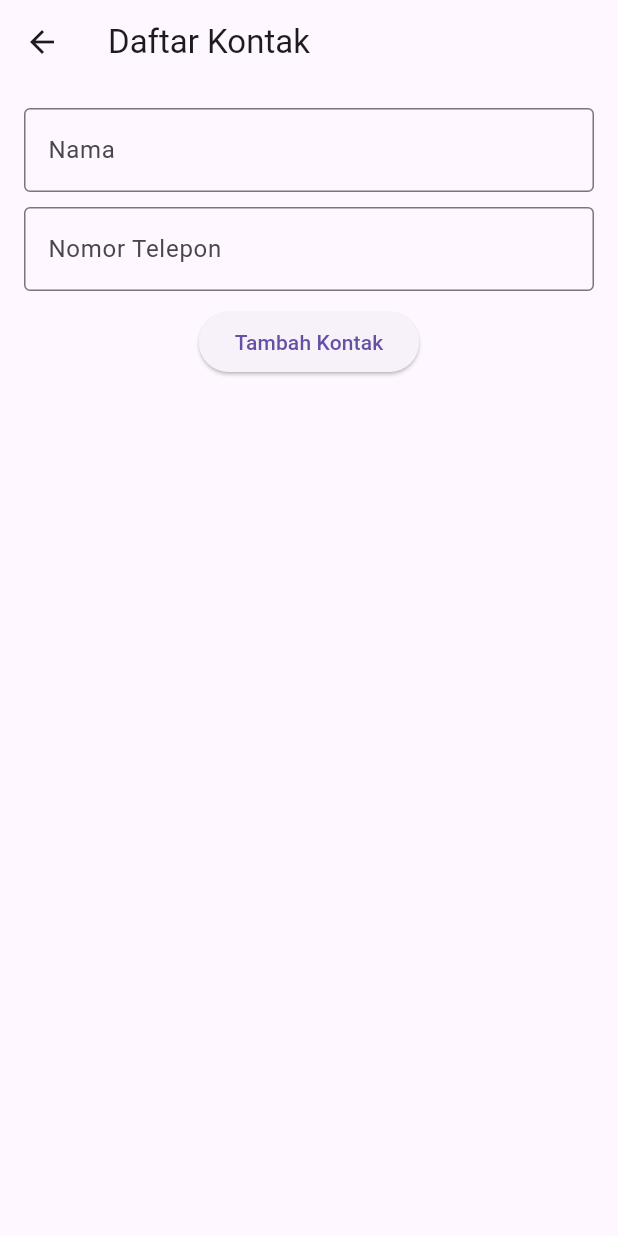
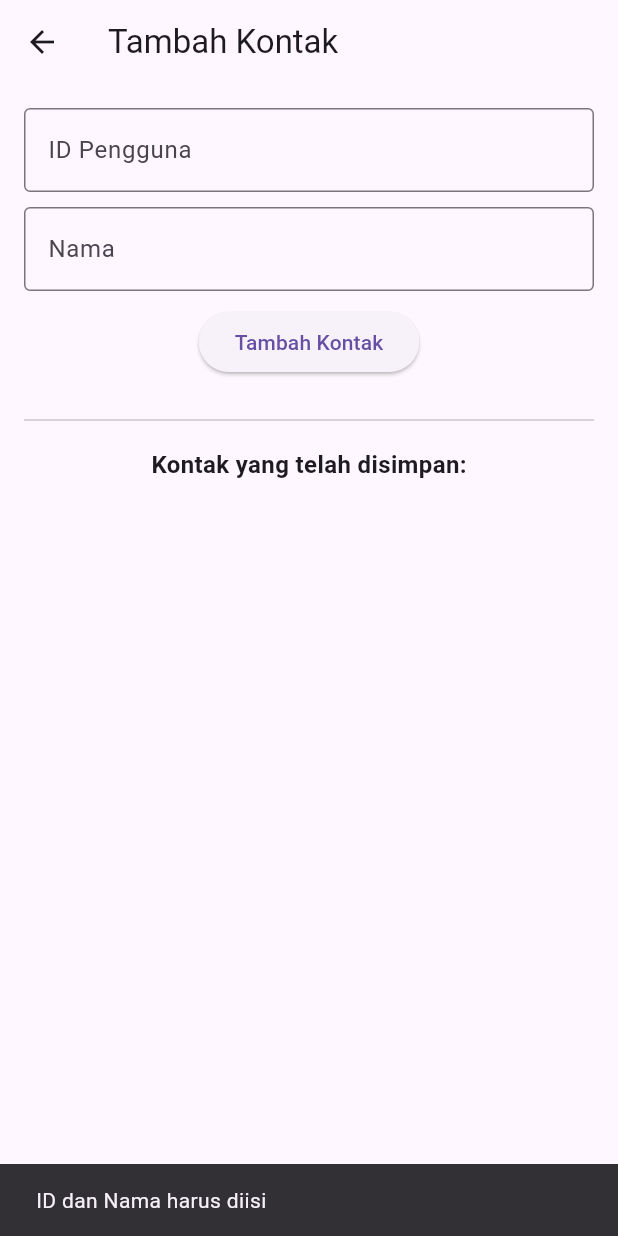
Before and after one commit to gitHUBmichael20/satoeconnectionflutter, a Flutter app: the KontakPonsel screen opened directly, after a tap on "Tambah Kontak", on a phone screen of 412 x 824 dp. Run offline on Flutter 3.47's test engine with Material 3 defaults, Android fonts, the light colour scheme and no system bars; our stand-ins replace flutter_secure_storage, loading_animation_widget, lottie, salomon_bottom_bar, shared_preferences; accounts and stored records are empty.

Commit message:
fitur_add_kontak_dan_listnya

```diff
--- a/lib/screen/kontak.dart
+++ b/lib/screen/kontak.dart
@@ -1,4 +1,7 @@
+import 'dart:convert';
 import 'package:flutter/material.dart';
+import 'package:shared_preferences/shared_preferences.dart';
+import 'package:http/http.dart' as http;
 
 class KontakPonsel extends StatefulWidget {
   const KontakPonsel({super.key});
@@ -8,33 +11,141 @@ class KontakPonsel extends StatefulWidget {
 }
 
 class _KontakPonselState extends State<KontakPonsel> {
+  final TextEditingController _idController = TextEditingController();
   final TextEditingController _namaController = TextEditingController();
-  final TextEditingController _nomorController = TextEditingController();
-  final List<Map<String, String>> _kontakList = [];
+  List<Map<String, String>> _kontakList = [];
 
-  void _tambahKontak() {
+  @override
+  void initState() {
+    super.initState();
+    _loadKontak();
+  }
+
+  Future<void> _loadKontak() async {
+    final prefs = await SharedPreferences.getInstance();
+    String? kontakString = prefs.getString('kontakList');
+
+    if (kontakString != null) {
+      List<dynamic> kontakListJson = jsonDecode(kontakString);
+      setState(() {
+        _kontakList = List<Map<String, String>>.from(kontakListJson.map((item) => Map<String, String>.from(item)));
+      });
+    }
+  }
+
+  Future<void> _saveKontak() async {
+    final prefs = await SharedPreferences.getInstance();
+    String kontakString = jsonEncode(_kontakList);
+    await prefs.setString('kontakList', kontakString);
+  }
+
+  Future<void> _tambahKontak() async {
+    String id = _idController.text.trim();
     String nama = _namaController.text.trim();
-    String nomor = _nomorController.text.trim();
 
-    if (nama.isNotEmpty && nomor.isNotEmpty) {
+    // Validasi input
+    if (id.isEmpty || nama.isEmpty) {
+      ScaffoldMessenger.of(context).showSnackBar(
+        const SnackBar(content: Text('ID dan Nama harus diisi')),
+      );
+      return;
+    }
+
+    // Cek apakah ID sudah ada
+    bool isDuplicate = _kontakList.any((kontak) => kontak['id'] == id);
+    if (isDuplicate) {
+      ScaffoldMessenger.of(context).showSnackBar(
+        const SnackBar(content: Text('ID sudah ada di daftar kontak')),
+      );
+      return;
+    }
+
+    // Pengecekan ID ke API
+    final response = await http.get(
+      Uri.parse('http://localhost:8000/api/verify/$id'),
+      headers: {
+        'Content-Type': 'application/json',
+        'Accept': 'application/json',
+      },
+    );
+
+    if (response.statusCode == 200) {
+      var data = jsonDecode(response.body);
+      String username = data['username'];
+
       setState(() {
-        _kontakList.add({'nama': nama, 'nomor': nomor});
+        _kontakList.add({
+          'id': id,
+          'nama': nama,
+          'username': username,
+        });
       });
-      _namaController.clear();
-      _nomorController.clear();
+
+      _saveKontak();
+      ScaffoldMessenger.of(context).showSnackBar(
+        const SnackBar(content: Text('Kontak berhasil ditambahkan')),
+      );
+    } else {
+      ScaffoldMessenger.of(context).showSnackBar(
+        const SnackBar(content: Text('ID atau User tidak ditemukan')),
+      );
     }
+  }
+
+  Future<void> _renameNama(int index) async {
+    final TextEditingController renameController = TextEditingController();
+    renameController.text = _kontakList[index]['nama']!;
+
+    // Dialog untuk mengubah nama
+    await showDialog(
+      context: context,
+      builder: (context) => AlertDialog(
+        title: const Text('Ubah Nama'),
+        content: TextField(
+          controller: renameController,
+          decoration: const InputDecoration(
+            labelText: 'Nama Baru',
+            border: OutlineInputBorder(),
+          ),
+        ),
+        actions: [
+          TextButton(
+            onPressed: () => Navigator.pop(context),
+            child: const Text('Batal'),
+          ),
+          TextButton(
+            onPressed: () {
+              setState(() {
+                _kontakList[index]['nama'] = renameController.text.trim();
+              });
+              _saveKontak(); // Simpan perubahan
+              Navigator.pop(context);
+            },
+            child: const Text('Simpan'),
+          ),
+        ],
+      ),
+    );
   }
 
   @override
   Widget build(BuildContext context) {
     return Scaffold(
       appBar: AppBar(
-        title: const Text('Daftar Kontak'),
+        title: const Text('Tambah Kontak'),
       ),
       body: Padding(
         padding: const EdgeInsets.all(16.0),
         child: Column(
           children: [
+            TextField(
+              controller: _idController,
+              decoration: const InputDecoration(
+                labelText: 'ID Pengguna',
+                border: OutlineInputBorder(),
+              ),
+            ),
+            const SizedBox(height: 10),
             TextField(
               controller: _namaController,
               decoration: const InputDecoration(
@@ -43,28 +154,58 @@ class _KontakPonselState extends State<KontakPonsel> {
               ),
             ),
             const SizedBox(height: 10),
-            TextField(
-              controller: _nomorController,
-              decoration: const InputDecoration(
-                labelText: 'Nomor Telepon',
-                border: OutlineInputBorder(),
-              ),
-              keyboardType: TextInputType.phone,
-            ),
-            const SizedBox(height: 10),
             ElevatedButton(
               onPressed: _tambahKontak,
               child: const Text('Tambah Kontak'),
             ),
             const SizedBox(height: 20),
+            const Divider(),
+            const SizedBox(height: 10),
+            const Text(
+              'Kontak yang telah disimpan:',
+              style: TextStyle(fontSize: 16, fontWeight: FontWeight.bold),
+            ),
+            const SizedBox(height: 10),
             Expanded(
               child: ListView.builder(
                 itemCount: _kontakList.length,
                 itemBuilder: (context, index) {
                   final kontak = _kontakList[index];
-                  return ListTile(
-                    title: Text(kontak['nama']!),
-                    subtitle: Text(kontak['nomor']!),
+                  return Card(
+                    elevation: 4,
+                    margin: const EdgeInsets.symmetric(vertical: 5),
+                    child: ListTile(
+                      contentPadding: const EdgeInsets.all(16),
+                      title: Text(
+                        kontak['nama']!,
+                        style: const TextStyle(fontWeight: FontWeight.bold, fontSize: 16),
+                      ),
+                      subtitle: Column(
+                        crossAxisAlignment: CrossAxisAlignment.start,
+                        children: [
+                          Text('ID Pengguna: ${kontak['id']}'),
+                          Text('Username: ${kontak['username'] ?? '-'}'),
+                        ],
+                      ),
+                      trailing: Row(
+                        mainAxisSize: MainAxisSize.min,
+                        children: [
+                          IconButton(
+                            icon: const Icon(Icons.edit),
+                            onPressed: () => _renameNama(index),
+                          ),
+                          IconButton(
+                            icon: const Icon(Icons.delete),
+                            onPressed: () {
+                              setState(() {
+                                _kontakList.removeAt(index);
+                              });
+                              _saveKontak();
+                            },
+                          ),
+                        ],
+                      ),
+                    ),
                   );
                 },
               ),
--- a/pubspec.yaml
+++ b/pubspec.yaml
@@ -44,6 +44,7 @@ dependencies:
   timeago: ^3.7.0
   contacts_service: ^0.6.3
   permission_handler: ^11.3.1
+  pusher_channels_flutter: ^2.3.0
 
 
 dev_dependencies:
```
Also changed, not shown: pubspec.lock, 1 other file.
